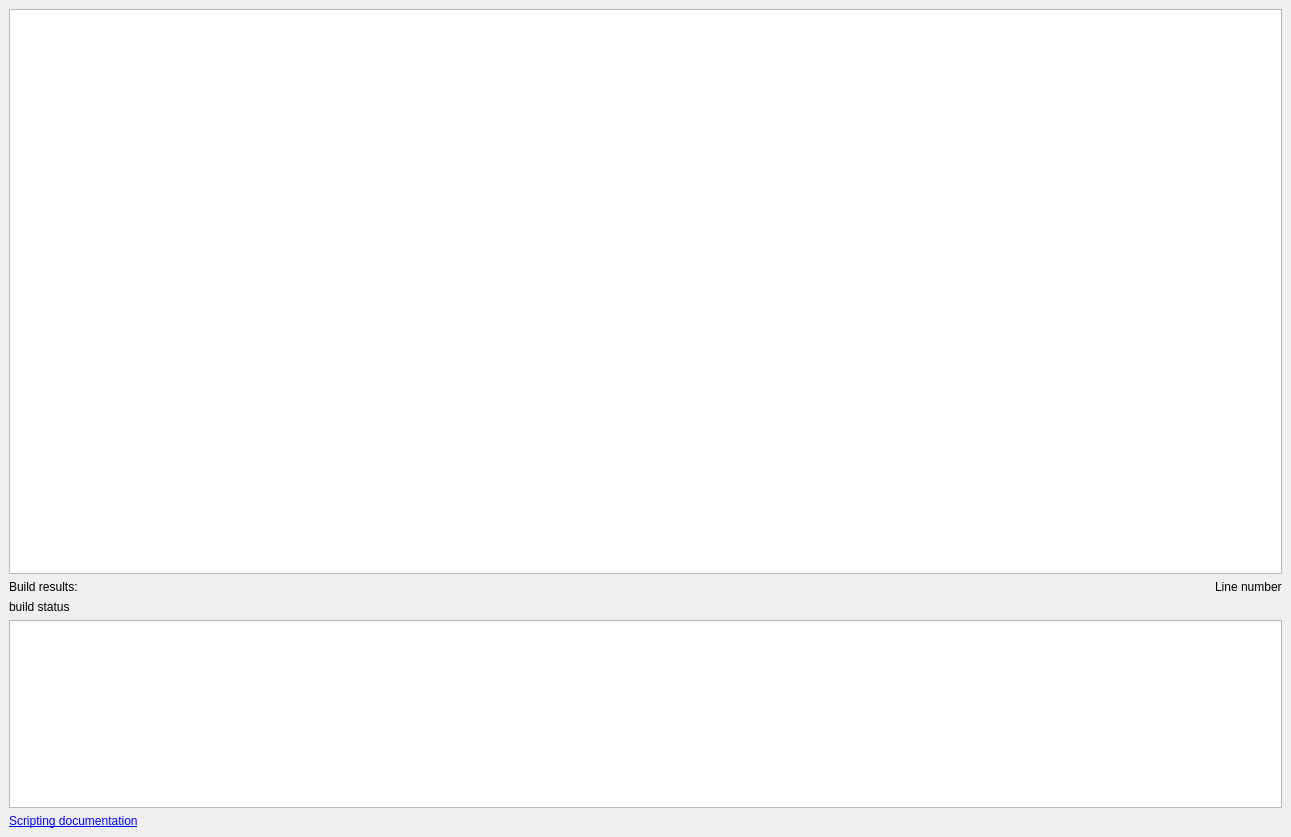
Before: the Qt Designer form gui_client/ShaderEditorDialog.ui in shipilovden/substrata-metasiberia, drawn with Qt 5.
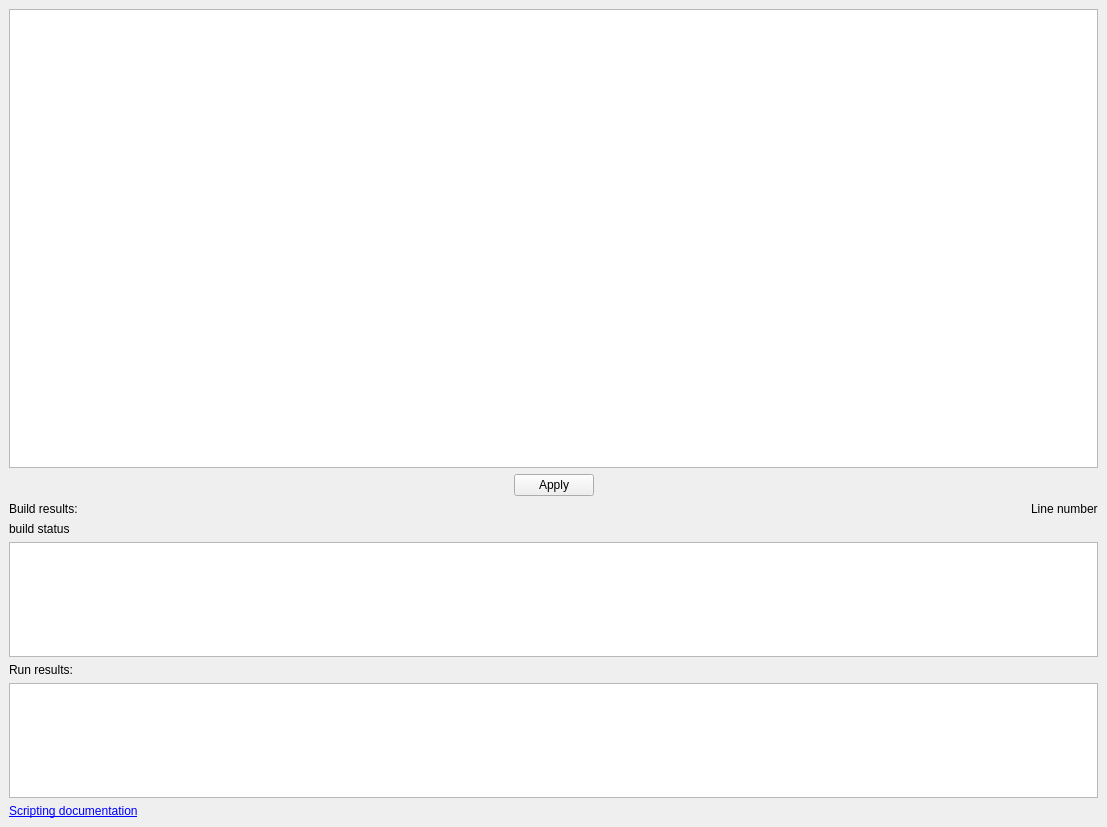
After: the same form once the commit is applied. Custom widgets are drawn as their Qt base class.

Commit message: Added runtime output widget to ShaderEditorDialog. Added Apply button to ShaderEditorDialog.

What changed in the file:
```diff
--- a/gui_client/ShaderEditorDialog.ui
+++ b/gui_client/ShaderEditorDialog.ui
@@ -6,8 +6,8 @@
    <rect>
     <x>0</x>
     <y>0</y>
-    <width>1291</width>
-    <height>837</height>
+    <width>1107</width>
+    <height>827</height>
    </rect>
   </property>
   <property name="windowTitle">
@@ -20,7 +20,7 @@
       <property name="sizePolicy">
        <sizepolicy hsizetype="Expanding" vsizetype="Expanding">
         <horstretch>0</horstretch>
-        <verstretch>3</verstretch>
+        <verstretch>4</verstretch>
        </sizepolicy>
       </property>
       <property name="minimumSize">
@@ -43,6 +43,72 @@
       </property>
      </widget>
     </item>
+    <item>
+     <widget class="QWidget" name="widget" native="true">
+      <layout class="QHBoxLayout" name="horizontalLayout_2">
+       <property name="spacing">
+        <number>0</number>
+       </property>
+       <property name="leftMargin">
+        <number>0</number>
+       </property>
+       <property name="topMargin">
+        <number>0</number>
+       </property>
+       <property name="rightMargin">
+        <number>0</number>
+       </property>
+       <property name="bottomMargin">
+        <number>0</number>
+       </property>
+       <item>
+        <spacer name="horizontalSpacer">
+         <property name="orientation">
+          <enum>Qt::Horizontal</enum>
+         </property>
+         <property name="sizeHint" stdset="0">
+          <size>
+           <width>504</width>
+           <height>20</height>
+          </size>
+         </property>
+        </spacer>
+       </item>
+       <item>
+        <widget class="QPushButton" name="applyChangesPushButton">
+         <property name="minimumSize">
+          <size>
+           <width>0</width>
+           <height>0</height>
+          </size>
+         </property>
+         <property name="maximumSize">
+          <size>
+           <width>16777215</width>
+           <height>16777215</height>
+          </size>
+         </property>
+         <property name="text">
+          <string>Apply</string>
+         </property>
+        </widget>
+       </item>
+       <item>
+        <spacer name="horizontalSpacer_2">
+         <property name="orientation">
+          <enum>Qt::Horizontal</enum>
+         </property>
+         <property name="sizeHint" stdset="0">
+          <size>
+           <width>40</width>
+           <height>20</height>
+          </size>
+         </property>
+        </spacer>
+       </item>
+      </layout>
+     </widget>
+    </item>
     <item>
      <layout class="QHBoxLayout" name="horizontalLayout">
       <item>
@@ -93,6 +159,35 @@
       </property>
      </widget>
     </item>
+    <item>
+     <widget class="QLabel" name="label">
+      <property name="text">
+       <string>Run results:</string>
+      </property>
+     </widget>
+    </item>
+    <item>
+     <widget class="ShaderEditorOutputTextEdit" name="executionOutputTextEdit">
+      <property name="sizePolicy">
+       <sizepolicy hsizetype="Expanding" vsizetype="Expanding">
+        <horstretch>0</horstretch>
+        <verstretch>1</verstretch>
+       </sizepolicy>
+      </property>
+      <property name="font">
+       <font>
+        <family>Courier New</family>
+        <pointsize>10</pointsize>
+       </font>
+      </property>
+      <property name="readOnly">
+       <bool>true</bool>
+      </property>
+      <property name="acceptRichText">
+       <bool>false</bool>
+      </property>
+     </widget>
+    </item>
     <item>
      <widget class="QLabel" name="label_2">
       <property name="text">
```
Left out of the diff: 2 changed lines with no effect on the pictures. The commit also changes 9 other files.
